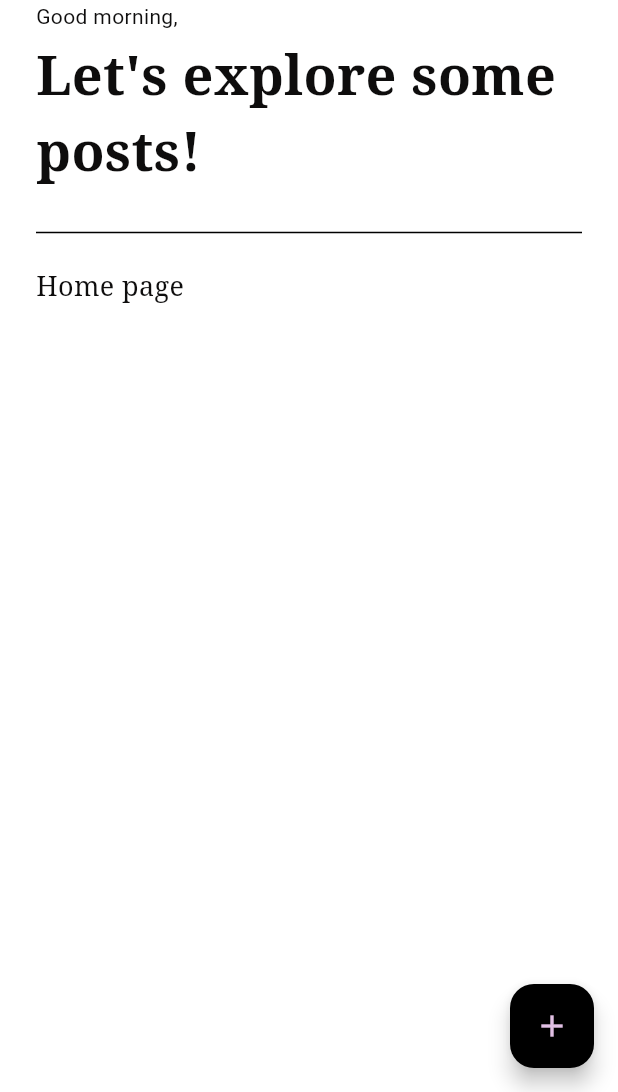
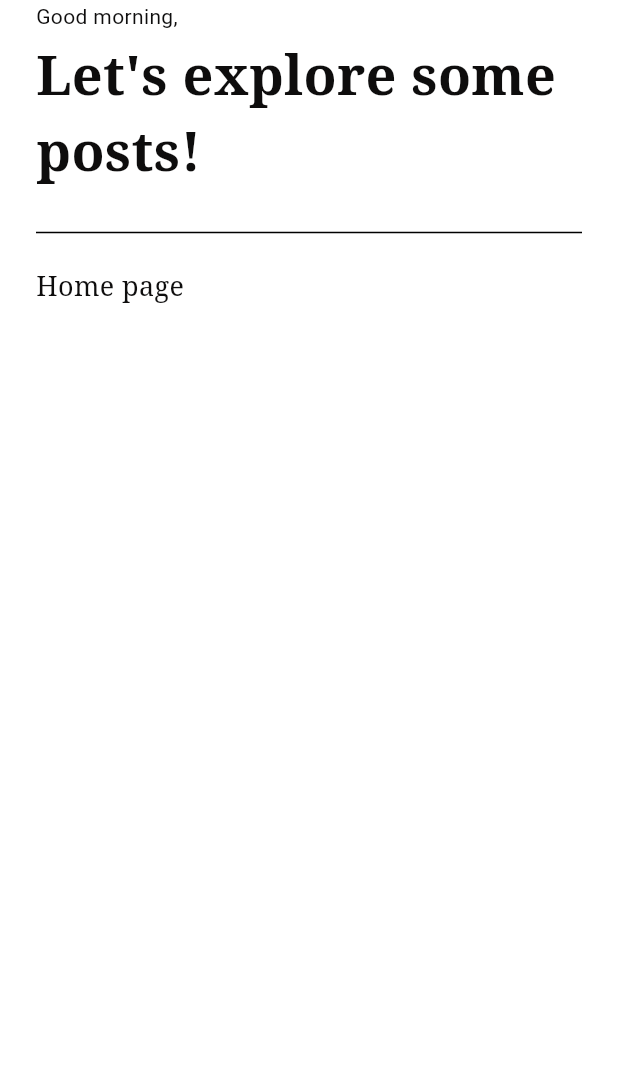
Before and after one commit to AlmaFKt/Lbks, a Flutter app: the screen it shows after launch, after a tap on "Get Started", on a phone screen of 412 x 824 dp, the part 144-1236 px from its top. Run offline on Flutter 3.47's test engine with Material 3 defaults, Android fonts, the phone set to English and light mode, and no system bars; our stand-ins replace firebase_auth, firebase_core, get, google_fonts; missing offline and left inert: firebase_core_platform_interface; accounts and stored records are empty.

Commit message:
issues :c

```diff
--- a/lib/main.dart
+++ b/lib/main.dart
@@ -2,22 +2,25 @@ import 'package:firebase_core/firebase_core.dart';
 import 'package:flutter/material.dart';
 import 'package:get/get.dart';
 //import 'package:Theme/dark_mode.dart';
-import 'package:provider/provider.dart';
 import 'Theme/ligth_mode.dart';
 import 'pages/intro_screen.dart';
-import 'package:flutter_application_2/Theme/dark_mode.dart';
-import 'package:flutter_application_2/pages/login_page.dart';
+import 'package:firebase_core_platform_interface/firebase_core_platform_interface.dart';
 
 
 void main() async {
   WidgetsFlutterBinding.ensureInitialized();
-  await Firebase.initializeApp();
-  runApp(const MyApp());
+  try {
+    await Firebase.initializeApp(
+      options: DefaultFirebaseOptions.currentPlatform,
+    );
+    runApp(const MyApp());
+  } catch (error) {
+    print('Error initializing Firebase: $error');
+  }
 }
 
 class MyApp extends StatelessWidget {
   const MyApp({super.key});
-
 
   @override
   Widget build(BuildContext context) {
@@ -26,6 +29,7 @@ class MyApp extends StatelessWidget {
       home: IntroScreen(),
       theme: LigthMode,
       //darkTheme: DarkMode,
-      );
-  // This widget is the root of your application.
-}}
+    );
+    // This widget is the root of your application.
+  }
+}
--- a/lib/pages/add_post.dart
+++ b/lib/pages/add_post.dart
@@ -1,4 +1,4 @@
-import 'package:cloud_firestore/cloud_firestore.dart';
+/* import 'package:cloud_firestore/cloud_firestore.dart';
 import 'package:flutter/material.dart';
 import 'package:flutter_application_2/components/TextField.dart';
 import 'package:google_fonts/google_fonts.dart';
@@ -80,3 +80,4 @@ class AddPost extends StatelessWidget {
     );
   }
 }
+ */
--- a/lib/pages/home_page.dart
+++ b/lib/pages/home_page.dart
@@ -62,7 +62,7 @@ class _HomePageState extends State<HomePage> {
       ),
 
 
-      floatingActionButton: FloatingActionButton(
+      /* floatingActionButton: FloatingActionButton(
         backgroundColor: Colors.black,
         onPressed: () => Navigator.push(
           context,
@@ -74,7 +74,7 @@ class _HomePageState extends State<HomePage> {
         ),
         child: const Icon(Icons.add,
         color: Color.fromARGB(255, 225, 192, 228)),
-      ),
+      ), */
       body: SafeArea(
         child: SingleChildScrollView(
           child: Column(
--- a/lib/pages/login_page.dart
+++ b/lib/pages/login_page.dart
@@ -142,7 +142,6 @@ class _LoginPageState extends State<LoginPage> {
                     ),
 
                     //log in button
-                    //log in button
                     MyButton(
                       text: 'Log In', // Add the text parameter for the button
                       onTap: signUserIn,
--- a/pubspec.yaml
+++ b/pubspec.yaml
@@ -34,13 +34,13 @@ dependencies:
 
   # The following adds the Cupertino Icons font to your application.
   # Use with the CupertinoIcons class for iOS style icons.
-  cupertino_icons: ^1.0.2
+  cupertino_icons: ^1.0.6
   google_fonts: ^6.1.0
   get: ^4.6.6
   firebase_core: ^2.24.2
-  firebase_storage: ^11.5.3
+  firebase_storage: ^11.5.5
   cloud_firestore: ^4.13.5
-  firebase_auth: ^4.15.0
+  firebase_auth: ^4.15.2
   provider: ^6.1.1
 
 dev_dependencies:
```
Also changed, not shown: pubspec.lock, 4 other files.
